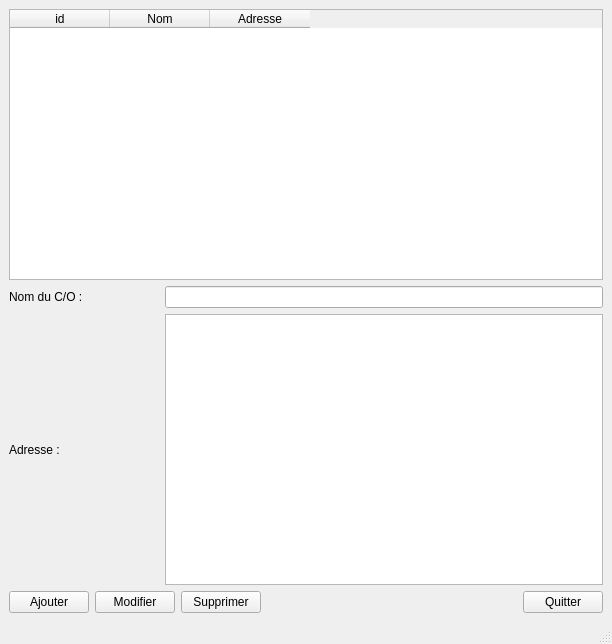
This is ui/comanagementwindow.ui in jphoubion/COMailPrinting as Qt 5 draws it before an edit. The edited form follows.
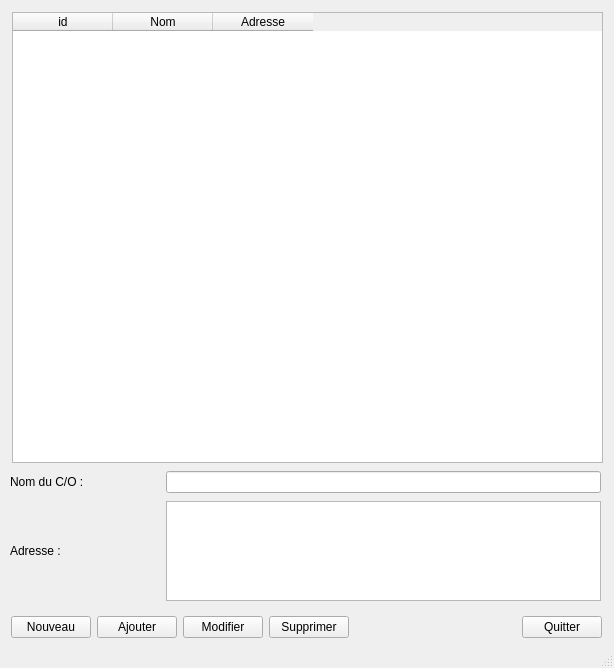
This is the edited form.

Diff of the .ui file:
```diff
--- a/ui/comanagementwindow.ui
+++ b/ui/comanagementwindow.ui
@@ -9,19 +9,23 @@
    <rect>
     <x>0</x>
     <y>0</y>
-    <width>612</width>
-    <height>644</height>
+    <width>614</width>
+    <height>668</height>
    </rect>
   </property>
   <property name="windowTitle">
    <string>COMailPrinting - Gestion des C/O</string>
   </property>
   <widget class="QWidget" name="centralwidget">
-   <layout class="QGridLayout" name="gridLayout">
-    <item row="0" column="0">
-     <layout class="QVBoxLayout" name="verticalLayout">
-      <item>
        <widget class="QTableWidget" name="tw_co">
+    <property name="geometry">
+     <rect>
+      <x>12</x>
+      <y>12</y>
+      <width>591</width>
+      <height>451</height>
+     </rect>
+    </property>
         <column>
          <property name="text">
           <string>id</string>
@@ -38,8 +42,15 @@
          </property>
         </column>
        </widget>
-      </item>
-      <item>
+   <widget class="QWidget" name="">
+    <property name="geometry">
+     <rect>
+      <x>10</x>
+      <y>470</y>
+      <width>591</width>
+      <height>24</height>
+     </rect>
+    </property>
        <layout class="QHBoxLayout" name="horizontalLayout">
         <item>
          <widget class="QLabel" name="label">
@@ -58,8 +69,16 @@
          <widget class="QLineEdit" name="le_name"/>
         </item>
        </layout>
-      </item>
-      <item>
+   </widget>
+   <widget class="QWidget" name="">
+    <property name="geometry">
+     <rect>
+      <x>10</x>
+      <y>500</y>
+      <width>591</width>
+      <height>102</height>
+     </rect>
+    </property>
        <layout class="QHBoxLayout" name="horizontalLayout_2">
         <item>
          <widget class="QLabel" name="label_2">
@@ -82,12 +101,33 @@
             <height>0</height>
            </size>
           </property>
+       <property name="maximumSize">
+        <size>
+         <width>16777215</width>
+         <height>100</height>
+        </size>
+       </property>
          </widget>
         </item>
        </layout>
-      </item>
-      <item>
+   </widget>
+   <widget class="QWidget" name="">
+    <property name="geometry">
+     <rect>
+      <x>11</x>
+      <y>615</y>
+      <width>591</width>
+      <height>25</height>
+     </rect>
+    </property>
        <layout class="QHBoxLayout" name="horizontalLayout_3">
+     <item>
+      <widget class="QPushButton" name="btn_new">
+       <property name="text">
+        <string>Nouveau</string>
+       </property>
+      </widget>
+     </item>
         <item>
          <widget class="QPushButton" name="btn_add">
           <property name="text">
@@ -130,10 +170,7 @@
          </widget>
         </item>
        </layout>
-      </item>
-     </layout>
-    </item>
-   </layout>
+   </widget>
   </widget>
   <widget class="QStatusBar" name="statusbar"/>
  </widget>
```
Lines whose indentation alone changed are shown as unchanged.
